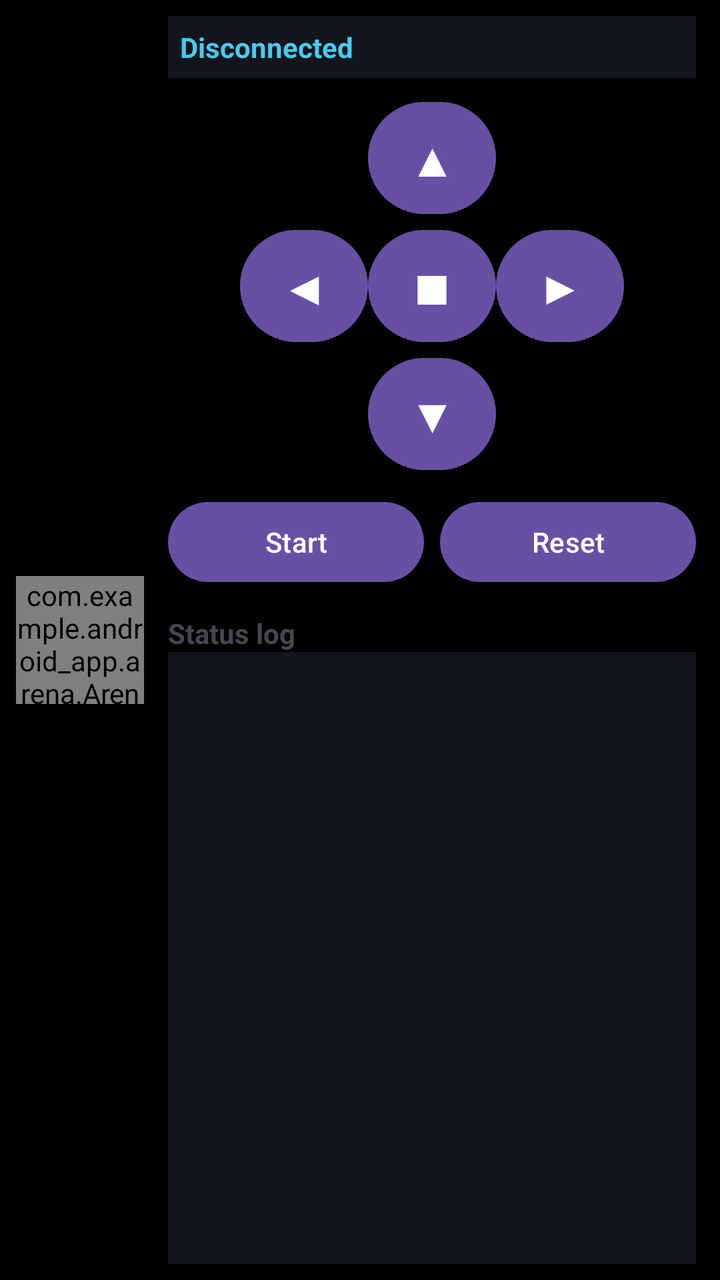
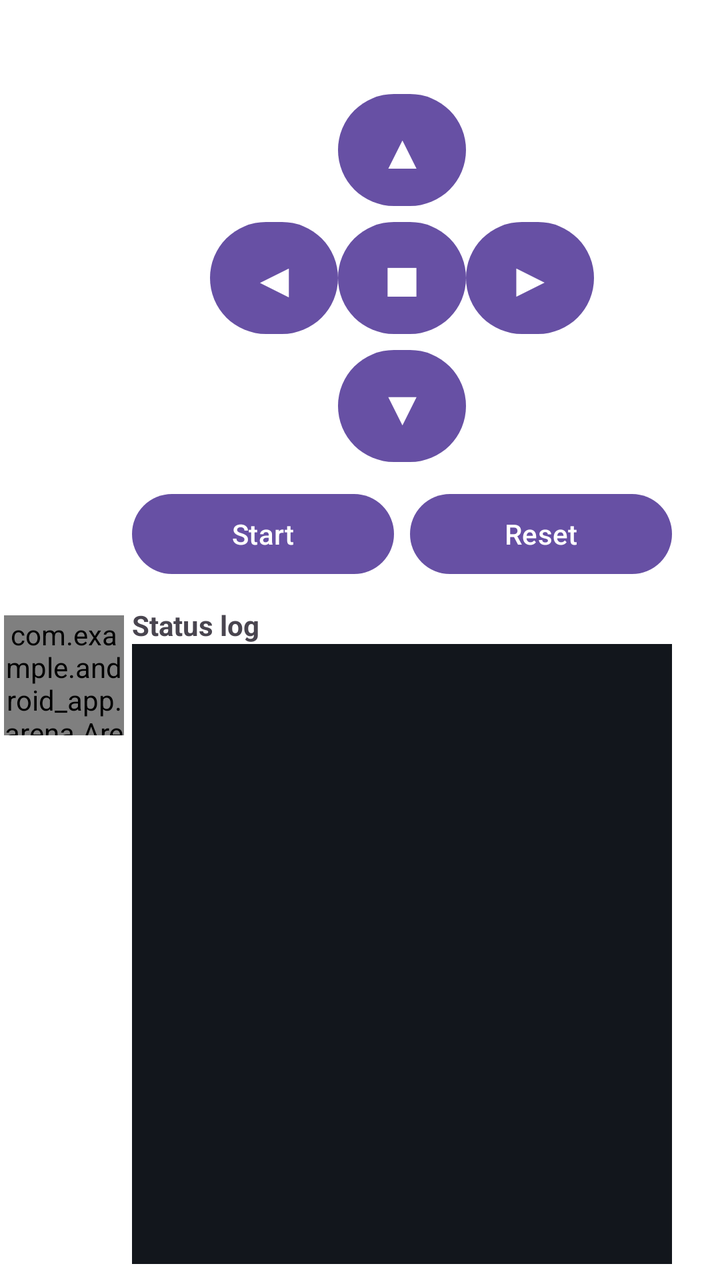

Compare the two renders of this Android layout. The source of the first and the diff that turns it into the second are given below.
<!-- AndroidManifest.xml: application theme Theme.Android_app -->
<!-- res/layout/activity_arena.xml -->
<?xml version="1.0" encoding="utf-8"?>
<androidx.constraintlayout.widget.ConstraintLayout xmlns:android="http://schemas.android.com/apk/res/android"
    xmlns:app="http://schemas.android.com/apk/res-auto"
    xmlns:tools="http://schemas.android.com/tools"
    android:layout_width="match_parent"
    android:layout_height="match_parent"
    android:background="@color/black"
    android:padding="8dp">

    <com.example.android_app.arena.ArenaView
        android:id="@+id/arenaView"
        android:layout_width="0dp"
        android:layout_height="0dp"
        app:layout_constraintTop_toTopOf="parent"
        app:layout_constraintBottom_toBottomOf="parent"
        app:layout_constraintStart_toStartOf="parent"
        app:layout_constraintEnd_toStartOf="@id/rightPanel"
        app:layout_constraintDimensionRatio="1:1" />

    <LinearLayout
        android:id="@+id/rightPanel"
        android:layout_width="280dp"
        android:layout_height="0dp"
        android:orientation="vertical"
        android:paddingStart="12dp"
        android:paddingEnd="4dp"
        app:layout_constraintTop_toTopOf="parent"
        app:layout_constraintBottom_toBottomOf="parent"
        app:layout_constraintEnd_toEndOf="parent">

        <TextView
            android:id="@+id/connectionBadge"
            android:layout_width="match_parent"
            android:layout_height="wrap_content"
            android:text="@string/status_disconnected"
            android:textColor="@color/accent"
            android:textStyle="bold"
            android:padding="6dp"
            android:background="@color/status_bg" />

        <GridLayout
            android:layout_width="wrap_content"
            android:layout_height="wrap_content"
            android:layout_gravity="center_horizontal"
            android:layout_marginTop="8dp"
            android:columnCount="3"
            android:rowCount="3">

            <Space
                android:layout_width="64dp"
                android:layout_height="64dp"
                android:layout_row="0"
                android:layout_column="0" />

            <Button
                android:id="@+id/btnForward"
                android:layout_width="64dp"
                android:layout_height="64dp"
                android:layout_row="0"
                android:layout_column="1"
                android:text="@string/btn_forward"
                android:textSize="24sp"
                android:contentDescription="Forward" />

            <Space
                android:layout_width="64dp"
                android:layout_height="64dp"
                android:layout_row="0"
                android:layout_column="2" />

            <Button
                android:id="@+id/btnLeft"
                android:layout_width="64dp"
                android:layout_height="64dp"
                android:layout_row="1"
                android:layout_column="0"
                android:text="@string/btn_left"
                android:textSize="24sp"
                android:contentDescription="Turn left" />

            <Button
                android:id="@+id/btnStop"
                android:layout_width="64dp"
                android:layout_height="64dp"
                android:layout_row="1"
                android:layout_column="1"
                android:text="@string/btn_stop"
                android:textSize="24sp"
                android:contentDescription="Stop" />

            <Button
                android:id="@+id/btnRight"
                android:layout_width="64dp"
                android:layout_height="64dp"
                android:layout_row="1"
                android:layout_column="2"
                android:text="@string/btn_right"
                android:textSize="24sp"
                android:contentDescription="Turn right" />

            <Space
                android:layout_width="64dp"
                android:layout_height="64dp"
                android:layout_row="2"
                android:layout_column="0" />

            <Button
                android:id="@+id/btnBackward"
                android:layout_width="64dp"
                android:layout_height="64dp"
                android:layout_row="2"
                android:layout_column="1"
                android:text="@string/btn_backward"
                android:textSize="24sp"
                android:contentDescription="Backward" />

            <Space
                android:layout_width="64dp"
                android:layout_height="64dp"
                android:layout_row="2"
                android:layout_column="2" />
        </GridLayout>

        <LinearLayout
            android:layout_width="match_parent"
            android:layout_height="wrap_content"
            android:orientation="horizontal"
            android:layout_marginTop="8dp">

            <Button
                android:id="@+id/btnStart"
                android:layout_width="0dp"
                android:layout_height="wrap_content"
                android:layout_weight="1"
                android:text="@string/btn_start_run"
                android:contentDescription="Send start" />

            <Button
                android:id="@+id/btnReset"
                android:layout_width="0dp"
                android:layout_height="wrap_content"
                android:layout_marginStart="8dp"
                android:layout_weight="1"
                android:text="@string/btn_reset"
                android:contentDescription="Reset arena" />
        </LinearLayout>

        <TextView
            android:layout_width="match_parent"
            android:layout_height="wrap_content"
            android:layout_marginTop="12dp"
            android:text="@string/label_status_log"
            android:textStyle="bold" />

        <ScrollView
            android:id="@+id/statusScroll"
            android:layout_width="match_parent"
            android:layout_height="0dp"
            android:layout_weight="1"
            android:background="@color/status_bg"
            android:padding="6dp"
            tools:ignore="ScrollViewSize">

            <TextView
                android:id="@+id/statusText"
                android:layout_width="match_parent"
                android:layout_height="wrap_content"
                android:fontFamily="monospace"
                android:textSize="12sp"
                android:textColor="@color/status_text" />
        </ScrollView>

    </LinearLayout>

</androidx.constraintlayout.widget.ConstraintLayout>
<!-- resources referenced by this layout -->
<resources>
  <color name="accent">#4CC9F0</color>
  <color name="black">#FF000000</color>
  <color name="status_bg">#12161C</color>
  <color name="status_text">#DDE1E4</color>
  <string name="btn_backward">▼</string>
  <string name="btn_forward">▲</string>
  <string name="btn_left">◀</string>
  <string name="btn_reset">Reset</string>
  <string name="btn_right">▶</string>
  <string name="btn_start_run">Start</string>
  <string name="btn_stop">■</string>
  <string name="label_status_log">Status log</string>
  <string name="status_disconnected">Disconnected</string>
  <style name="Theme.Android_app" parent="Base.Theme.Android_app" />
  <style name="Base.Theme.Android_app" parent="Theme.Material3.DayNight.NoActionBar">
          
          
      </style>
</resources>

<!-- the commit's change to res/layout/activity_arena.xml (unified diff, before → after) -->
@@ -4,45 +4,50 @@
     xmlns:tools="http://schemas.android.com/tools"
     android:layout_width="match_parent"
     android:layout_height="match_parent"
-    android:background="@color/black"
-    android:padding="8dp">
-
+    android:background="@color/white">
+
+    
+    <include
+        android:id="@+id/connectionStatusBar"
+        layout="@layout/connection_status_bar"
+        android:layout_width="0dp"
+        android:layout_height="wrap_content"
+        app:layout_constraintEnd_toEndOf="parent"
+        app:layout_constraintStart_toStartOf="parent"
+        app:layout_constraintTop_toTopOf="parent" />
+
+    
     <com.example.android_app.arena.ArenaView
         android:id="@+id/arenaView"
         android:layout_width="0dp"
         android:layout_height="0dp"
-        app:layout_constraintTop_toTopOf="parent"
+        android:layout_margin="2dp"
         app:layout_constraintBottom_toBottomOf="parent"
+        app:layout_constraintDimensionRatio="1:1"
+        app:layout_constraintEnd_toStartOf="@id/rightPanel"
         app:layout_constraintStart_toStartOf="parent"
-        app:layout_constraintEnd_toStartOf="@id/rightPanel"
-        app:layout_constraintDimensionRatio="1:1" />
-
+        app:layout_constraintTop_toBottomOf="@id/connectionStatusBar" />
+
+    
     <LinearLayout
         android:id="@+id/rightPanel"
         android:layout_width="280dp"
         android:layout_height="0dp"
         android:orientation="vertical"
-        android:paddingStart="12dp"
-        android:paddingEnd="4dp"
-        app:layout_constraintTop_toTopOf="parent"
+        android:paddingStart="2dp"
+        android:paddingTop="8dp"
+        android:paddingEnd="8dp"
+        android:paddingBottom="8dp"
+        android:layout_marginEnd="16dp"
         app:layout_constraintBottom_toBottomOf="parent"
-        app:layout_constraintEnd_toEndOf="parent">
-
-        <TextView
-            android:id="@+id/connectionBadge"
-            android:layout_width="match_parent"
-            android:layout_height="wrap_content"
-            android:text="@string/status_disconnected"
-            android:textColor="@color/accent"
-            android:textStyle="bold"
-            android:padding="6dp"
-            android:background="@color/status_bg" />
-
+        app:layout_constraintEnd_toEndOf="parent"
+        app:layout_constraintTop_toBottomOf="@id/connectionStatusBar">
+
+        
         <GridLayout
             android:layout_width="wrap_content"
             android:layout_height="wrap_content"
             android:layout_gravity="center_horizontal"
-            android:layout_marginTop="8dp"
             android:columnCount="3"
             android:rowCount="3">
 
@@ -58,9 +63,9 @@
                 android:layout_height="64dp"
                 android:layout_row="0"
                 android:layout_column="1"
+                android:contentDescription="Forward"
                 android:text="@string/btn_forward"
-                android:textSize="24sp"
-                android:contentDescription="Forward" />
+                android:textSize="24sp" />
 
             <Space
                 android:layout_width="64dp"
@@ -74,9 +79,9 @@
                 android:layout_height="64dp"
                 android:layout_row="1"
                 android:layout_column="0"
+                android:contentDescription="Turn left"
                 android:text="@string/btn_left"
-                android:textSize="24sp"
-                android:contentDescription="Turn left" />
+                android:textSize="24sp" />
 
             <Button
                 android:id="@+id/btnStop"
@@ -84,9 +89,9 @@
                 android:layout_height="64dp"
                 android:layout_row="1"
                 android:layout_column="1"
+                android:contentDescription="Stop"
                 android:text="@string/btn_stop"
-                android:textSize="24sp"
-                android:contentDescription="Stop" />
+                android:textSize="24sp" />
 
             <Button
                 android:id="@+id/btnRight"
@@ -94,9 +99,9 @@
                 android:layout_height="64dp"
                 android:layout_row="1"
                 android:layout_column="2"
+                android:contentDescription="Turn right"
                 android:text="@string/btn_right"
-                android:textSize="24sp"
-                android:contentDescription="Turn right" />
+                android:textSize="24sp" />
 
             <Space
                 android:layout_width="64dp"
@@ -110,9 +115,9 @@
                 android:layout_height="64dp"
                 android:layout_row="2"
                 android:layout_column="1"
+                android:contentDescription="Backward"
                 android:text="@string/btn_backward"
-                android:textSize="24sp"
-                android:contentDescription="Backward" />
+                android:textSize="24sp" />
 
             <Space
                 android:layout_width="64dp"
@@ -121,19 +126,20 @@
                 android:layout_column="2" />
         </GridLayout>
 
+        
         <LinearLayout
             android:layout_width="match_parent"
             android:layout_height="wrap_content"
-            android:orientation="horizontal"
-            android:layout_marginTop="8dp">
+            android:layout_marginTop="8dp"
+            android:orientation="horizontal">
 
             <Button
                 android:id="@+id/btnStart"
                 android:layout_width="0dp"
                 android:layout_height="wrap_content"
                 android:layout_weight="1"
-                android:text="@string/btn_start_run"
-                android:contentDescription="Send start" />
+                android:contentDescription="Send start"
+                android:text="@string/btn_start_run" />
 
             <Button
                 android:id="@+id/btnReset"
@@ -141,10 +147,11 @@
                 android:layout_height="wrap_content"
                 android:layout_marginStart="8dp"
                 android:layout_weight="1"
-                android:text="@string/btn_reset"
-                android:contentDescription="Reset arena" />
+                android:contentDescription="Reset arena"
+                android:text="@string/btn_reset" />
         </LinearLayout>
 
+        
         <TextView
             android:layout_width="match_parent"
             android:layout_height="wrap_content"
@@ -166,10 +173,38 @@
                 android:layout_width="match_parent"
                 android:layout_height="wrap_content"
                 android:fontFamily="monospace"
-                android:textSize="12sp"
-                android:textColor="@color/status_text" />
+                android:textColor="@color/status_text"
+                android:textSize="12sp" />
         </ScrollView>
 
     </LinearLayout>
 
 </androidx.constraintlayout.widget.ConstraintLayout>
+<!-- res/layout/connection_status_bar.xml (included above) -->
+<?xml version="1.0" encoding="utf-8"?>
+<LinearLayout xmlns:android="http://schemas.android.com/apk/res/android"
+    android:id="@+id/connectionContainer"
+    android:layout_width="match_parent"
+    android:layout_height="wrap_content"
+    android:background="@android:color/transparent"
+    android:gravity="center_vertical"
+    android:orientation="horizontal"
+    android:paddingHorizontal="16dp"
+    android:paddingVertical="8dp">
+
+    <ImageView
+        android:id="@+id/statusDot"
+        android:layout_width="10dp"
+        android:layout_height="10dp"
+        android:layout_marginEnd="8dp"
+        android:contentDescription="Bluetooth status dot"
+        android:src="@drawable/bg_status_dot" />
+
+    <TextView
+        android:id="@+id/connectionBadge"
+        android:layout_width="0dp"
+        android:layout_height="wrap_content"
+        android:layout_weight="1"
+        android:textColor="@android:color/black"
+        android:textSize="14sp" />
+</LinearLayout>
<!-- resource entries referenced after the edit -->
@@ -1,9 +1,15 @@
 <!-- resources referenced by this layout -->
 <resources>
-  <color name="accent">#4CC9F0</color>
-  <color name="black">#FF000000</color>
   <color name="status_bg">#12161C</color>
   <color name="status_text">#DDE1E4</color>
+  <color name="white">#FFFFFFFF</color>
+  <!-- drawable bg_status_dot (drawable) -->
+  <?xml version="1.0" encoding="utf-8"?>
+  <shape xmlns:android="http://schemas.android.com/apk/res/android"
+      android:shape="oval">
+      
+      <solid android:color="@android:color/white" />
+  </shape>
   <string name="btn_backward">▼</string>
   <string name="btn_forward">▲</string>
   <string name="btn_left">◀</string>
@@ -12,7 +18,6 @@
   <string name="btn_start_run">Start</string>
   <string name="btn_stop">■</string>
   <string name="label_status_log">Status log</string>
-  <string name="status_disconnected">Disconnected</string>
   <style name="Theme.Android_app" parent="Base.Theme.Android_app" />
   <style name="Base.Theme.Android_app" parent="Theme.Material3.DayNight.NoActionBar">
           
